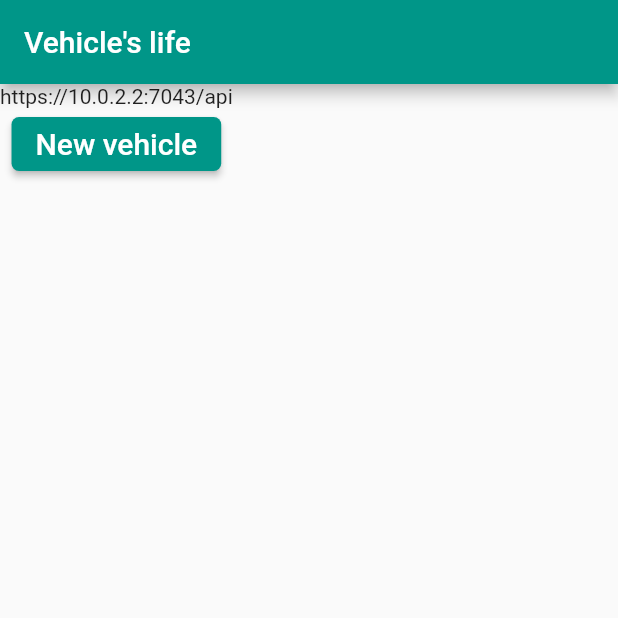
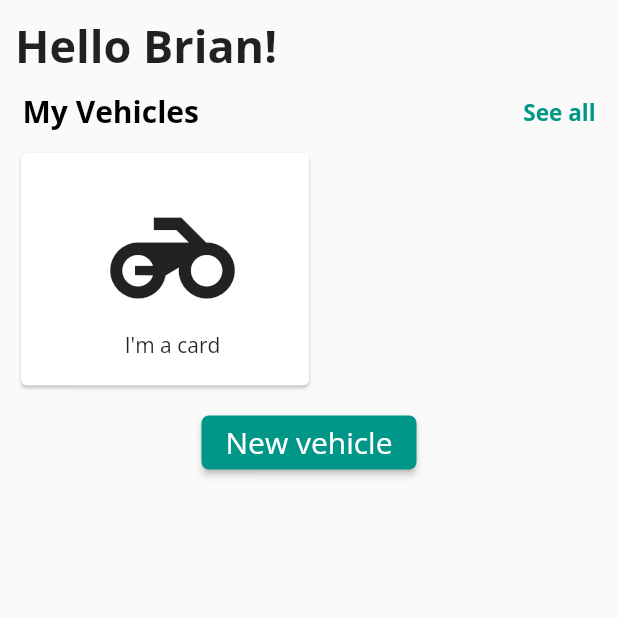
Before and after one commit to cauefelipe1/journal, a Flutter app: the HomePage screen opened directly, on a phone screen of 412 x 824 dp, the top half of it. Run offline on Flutter 3.47's test engine with Material 2 defaults, Android fonts, the phone set to English and light mode, and no system bars; our stand-ins replace flutter_riverpod, flutter_secure_storage, get_it, jwt_decoder; accounts and stored records are empty; generated files the repository leaves out were written again.

Commit message:
Adding OpenSans font and start creating the home page layout

```diff
--- a/journal_app/lib/application.dart
+++ b/journal_app/lib/application.dart
@@ -22,6 +22,7 @@ class Application extends StatelessWidget {
   }
 
   ThemeData _getThemeData() => ThemeData(
+        fontFamily: 'OpenSans',
         primarySwatch: Colors.teal,
         elevatedButtonTheme: ElevatedButtonThemeData(
           style: ButtonStyle(
--- a/journal_app/lib/gui/home/home_page.dart
+++ b/journal_app/lib/gui/home/home_page.dart
@@ -1,26 +1,41 @@
 import 'package:flutter/material.dart';
 import 'package:flutter_riverpod/flutter_riverpod.dart';
-import 'package:journal_mobile_app/config/app_config.dart';
 
-import 'package:journal_mobile_app/gui/base/base_page.dart';
-import 'package:flutter_gen/gen_l10n/app_localizations.dart';
+import 'package:journal_mobile_app/gui/home/my_vehicles_component.dart';
 import 'package:journal_mobile_app/gui/vehicle/new_vehicle_page.dart';
 
 class HomePage extends ConsumerWidget {
   const HomePage({Key? key}) : super(key: key);
 
-  //@override
-  //State<StatefulWidget> createState() => _HomePageState();
-
   @override
   Widget build(BuildContext context, WidgetRef ref) {
+    return _getPageBody(context, ref);
+  }
+
+  Widget _getPageBody(BuildContext context, WidgetRef ref) {
     return Scaffold(
-        appBar: AppBar(
-          title: const Text("Vehicle's life"), //TODO Translate
-        ),
-        body: Column(
+      // appBar: AppBar(
+      //   title: const Text(
+      //     "Hello Brian", //TODO: Translate and get the User nama/nickname here
+      //     style: TextStyle(color: Colors.black),
+      //   ),
+      //   backgroundColor: Colors.transparent,
+      //   shadowColor: Colors.transparent,
+      // ),
+      body: SafeArea(
+        child: Column(
           children: [
-            Text(AppConfig.instance.apiUrl),
+            const Padding(
+              padding: EdgeInsets.all(10.0),
+              child: SizedBox(
+                width: double.infinity,
+                child: Text(
+                  "Hello Brian!",
+                  style: TextStyle(fontSize: 30, fontWeight: FontWeight.bold),
+                ),
+              ),
+            ),
+            const MyVehiclesComponent(),
             ElevatedButton(
               onPressed: () => {
                 Navigator.of(context).push(MaterialPageRoute(builder: (context) => const NewVehiclePage())),
@@ -33,32 +48,8 @@ class HomePage extends ConsumerWidget {
               ),
             ),
           ],
-        ));
+        ),
+      ),
+    );
   }
 }
-
-class _HomePageState extends BasePageState<HomePage> {
-  @override
-  Widget widgetBuild(BuildContext context, AppLocalizations l10n) {
-    return Scaffold(
-        appBar: AppBar(
-          title: const Text("Vehicle's life"), //TODO Translate
-        ),
-        body: Column(
-          children: [
-            const Text("I'm a page"),
-            ElevatedButton(
-              onPressed: () => {
-                Navigator.of(context).push(MaterialPageRoute(builder: (context) => const NewVehiclePage())),
-              },
-              child: const Text(
-                "New vehicle",
-                style: TextStyle(
-                  fontSize: 20,
-                ),
-              ),
-            ),
-          ],
-        ));
-  }
-}
--- /dev/null
+++ b/journal_app/lib/gui/home/my_vehicles_component.dart
@@ -0,0 +1,76 @@
+import 'package:flutter/material.dart';
+import 'package:flutter_riverpod/flutter_riverpod.dart';
+
+class MyVehiclesComponent extends ConsumerWidget {
+  const MyVehiclesComponent({Key? key}) : super(key: key);
+
+  @override
+  Widget build(BuildContext context, WidgetRef ref) {
+    return _getBody(context, ref);
+  }
+
+  Widget _getBody(BuildContext context, WidgetRef ref) {
+    return SizedBox(
+      height: 210,
+      child: Column(
+        children: [
+          Padding(
+            padding: const EdgeInsets.symmetric(horizontal: 15.0),
+            child: Row(
+              children: const [
+                Text(
+                  "My Vehicles", //TODO: Translate
+                  style: TextStyle(
+                    color: Colors.black,
+                    fontSize: 20,
+                    fontWeight: FontWeight.bold,
+                  ),
+                ),
+                Spacer(),
+                Text(
+                  "See all", //TODO: Translate
+                  style: TextStyle(
+                    color: Colors.teal,
+                    fontSize: 15,
+                    fontWeight: FontWeight.bold,
+                  ),
+                )
+              ],
+            ),
+          ),
+          Expanded(
+            child: Padding(
+              padding: const EdgeInsets.all(10.0),
+              child: ListView(
+                scrollDirection: Axis.horizontal,
+                children: [
+                  SizedBox(
+                    height: 200,
+                    width: 200,
+                    child: Card(
+                      child: Padding(
+                        padding: const EdgeInsets.only(left: 10),
+                        child: Column(
+                          mainAxisAlignment: MainAxisAlignment.center,
+                          children: const [
+                            Icon(
+                              Icons.motorcycle,
+                              size: 100,
+                            ),
+                            Text(
+                              "I'm a card",
+                            ),
+                          ],
+                        ),
+                      ),
+                    ),
+                  ),
+                ],
+              ),
+            ),
+          )
+        ],
+      ),
+    );
+  }
+}
```
Also changed, not shown: journal_app/assets/fonts/open_sans/OFL.txt (added, +93 -0 lines), journal_app/lib/gui/home/welcome_component.dart (added, +27 -0 lines), journal_app/lib/main.dart (+9 -1 lines), journal_app/pubspec.yaml (+8 -6 lines), journal_app/assets/fonts/open_sans/OpenSans-Bold.ttf (added), journal_app/assets/fonts/open_sans/OpenSans-Italic.ttf (added), journal_app/assets/fonts/open_sans/OpenSans-Light.ttf (added), journal_app/assets/fonts/open_sans/OpenSans-LightItalic.ttf (added), journal_app/assets/fonts/open_sans/OpenSans-Regular.ttf (added), journal_app/assets/fonts/open_sans/OpenSans-SemiBold.ttf (added), journal_app/assets/fonts/open_sans/OpenSans-SemiBoldItalic.ttf (added).
